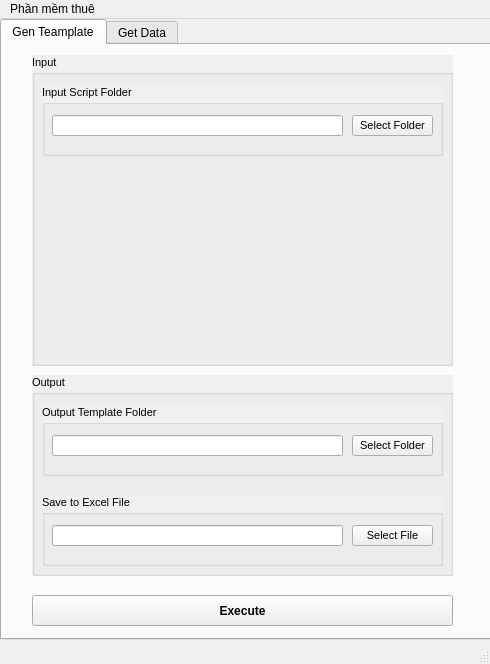
Old version of the form thuetab.ui in the repository huytung228/PhanMemThue.
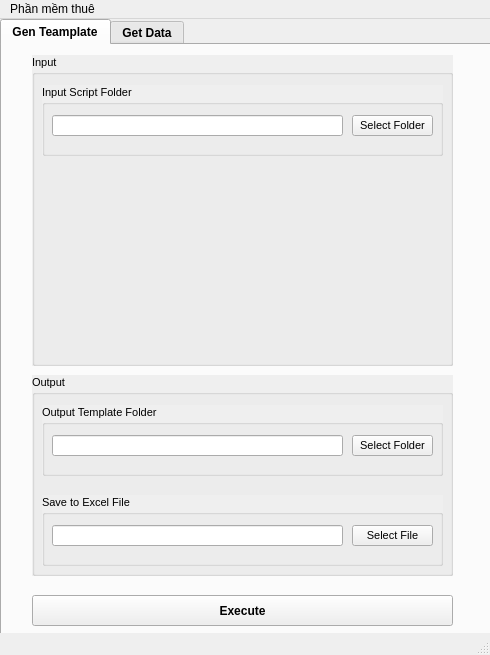
New version of the form. The open tabs and pages were chosen to show the change.

```diff
--- a/thuetab.ui
+++ b/thuetab.ui
@@ -7,7 +7,7 @@
     <x>0</x>
     <y>0</y>
     <width>490</width>
-    <height>664</height>
+    <height>655</height>
    </rect>
   </property>
   <property name="windowTitle">
@@ -23,6 +23,18 @@
       <height>621</height>
      </rect>
     </property>
+    <property name="font">
+     <font>
+      <weight>75</weight>
+      <bold>true</bold>
+     </font>
+    </property>
+    <property name="focusPolicy">
+     <enum>Qt::WheelFocus</enum>
+    </property>
+    <property name="tabShape">
+     <enum>QTabWidget::Rounded</enum>
+    </property>
     <property name="currentIndex">
      <number>1</number>
     </property>
```
Left out of the diff: 2 changed lines with no effect on the pictures.
